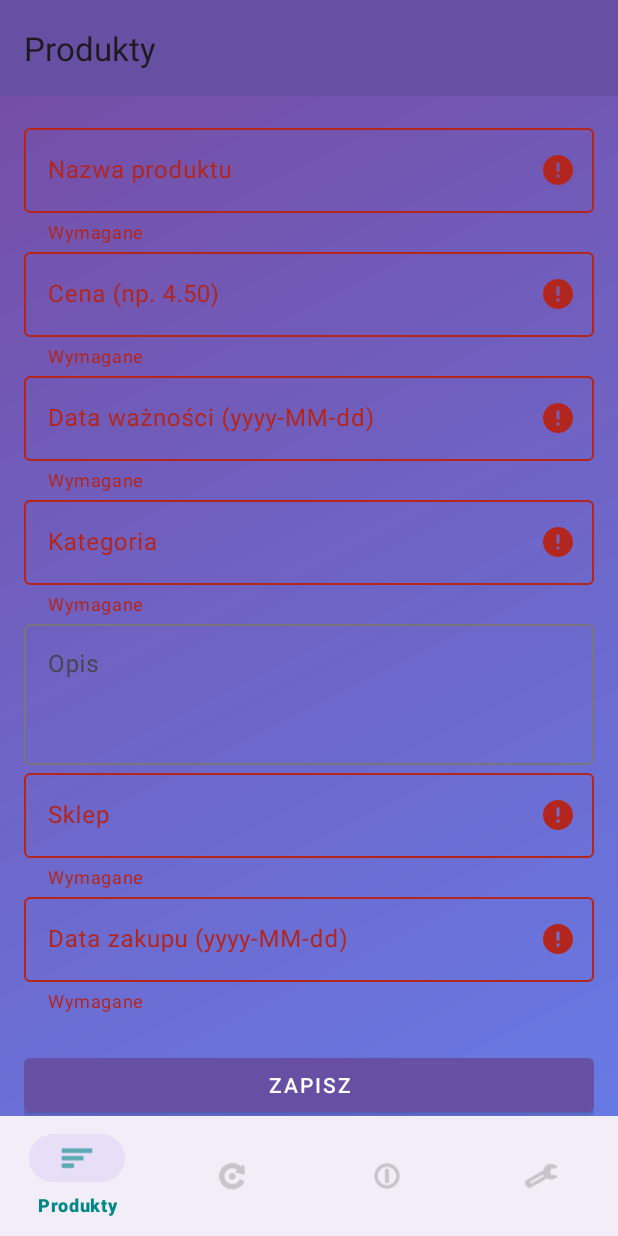
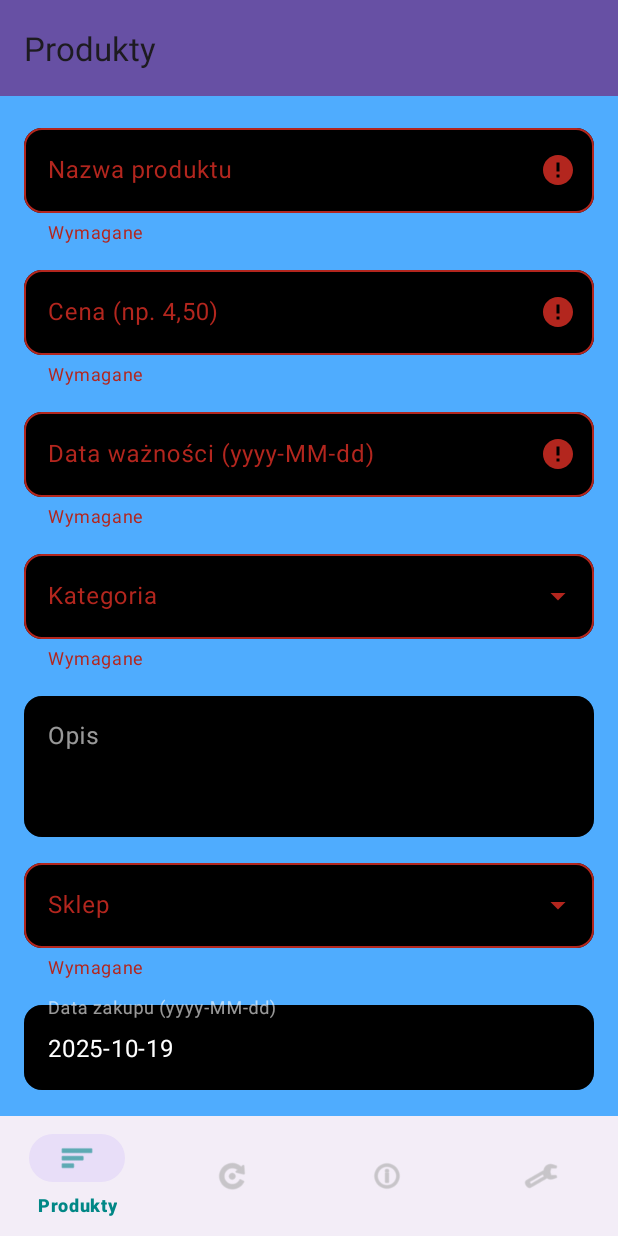
Before and after one commit to Halcik/Asystent_Ekologiczny, an Android app: the fragment AddProductFragment placed in its activity, after a tap on "ZAPISZ", on a phone screen of 412 x 824 dp. Run offline under Robolectric (Android 15) with nearby library versions, the phone set to English and light mode, and no system bars.

Commit message:
Updating graphical aspects of adding app and validation dates

```diff
--- a/app/src/main/java/com/example/asystent_ekologiczny/AddProductFragment.java
+++ b/app/src/main/java/com/example/asystent_ekologiczny/AddProductFragment.java
@@ -5,6 +5,7 @@ import android.os.Bundle;
 import android.view.LayoutInflater;
 import android.view.View;
 import android.view.ViewGroup;
+import android.widget.ArrayAdapter;
 import android.widget.DatePicker;
 import android.widget.Toast;
 
@@ -13,19 +14,26 @@ import androidx.annotation.Nullable;
 import androidx.fragment.app.Fragment;
 
 import com.google.android.material.button.MaterialButton;
+import com.google.android.material.textfield.MaterialAutoCompleteTextView;
 import com.google.android.material.textfield.TextInputEditText;
 import com.google.android.material.textfield.TextInputLayout;
 
 import java.text.ParseException;
 import java.text.SimpleDateFormat;
+import java.util.ArrayList;
 import java.util.Calendar;
+import java.util.Date;
+import java.util.List;
 import java.util.Locale;
 
 public class AddProductFragment extends Fragment {
+    public static final String TAG = "AddProductFragment";
 
-    public static final String TAG = "AddProductFragment";
     private TextInputLayout tilName, tilPrice, tilExpiration, tilCategory, tilDescription, tilStore, tilPurchase;
-    private TextInputEditText etName, etPrice, etExpiration, etCategory, etDescription, etStore, etPurchase;
+    private TextInputEditText etName, etPrice, etExpiration, etDescription, etPurchase;
+    private MaterialAutoCompleteTextView etCategory, etStore;
+    private ArrayAdapter<String> categoryAdapter;
+    private ArrayAdapter<String> storeAdapter;
     private final SimpleDateFormat dateFormat = new SimpleDateFormat("yyyy-MM-dd", Locale.getDefault());
 
     @Nullable
@@ -38,7 +46,7 @@ public class AddProductFragment extends Fragment {
     public void onViewCreated(@NonNull View view, @Nullable Bundle savedInstanceState) {
         super.onViewCreated(view, savedInstanceState);
         dateFormat.setLenient(false);
-
+        // Inicjalizacja layoutów
         tilName = view.findViewById(R.id.til_name);
         tilPrice = view.findViewById(R.id.til_price);
         tilExpiration = view.findViewById(R.id.til_expiration);
@@ -46,7 +54,7 @@ public class AddProductFragment extends Fragment {
         tilDescription = view.findViewById(R.id.til_description);
         tilStore = view.findViewById(R.id.til_store);
         tilPurchase = view.findViewById(R.id.til_purchase);
-
+        // Pola
         etName = view.findViewById(R.id.et_name);
         etPrice = view.findViewById(R.id.et_price);
         etExpiration = view.findViewById(R.id.et_expiration);
@@ -54,6 +62,17 @@ public class AddProductFragment extends Fragment {
         etDescription = view.findViewById(R.id.et_description);
         etStore = view.findViewById(R.id.et_store);
         etPurchase = view.findViewById(R.id.et_purchase);
+
+        // Domyślna data zakupu = dziś
+        etPurchase.setText(dateFormat.format(new Date()));
+
+        ProductDbHelper helper = new ProductDbHelper(requireContext());
+        List<String> categories = new ArrayList<>(helper.getDistinctCategories());
+        List<String> stores = new ArrayList<>(helper.getDistinctStores());
+        categoryAdapter = new ArrayAdapter<>(requireContext(), android.R.layout.simple_list_item_1, categories);
+        storeAdapter = new ArrayAdapter<>(requireContext(), android.R.layout.simple_list_item_1, stores);
+        etCategory.setAdapter(categoryAdapter);
+        etStore.setAdapter(storeAdapter);
 
         View.OnClickListener dateClick = v -> showDatePicker((TextInputEditText) v);
         etExpiration.setOnClickListener(dateClick);
@@ -65,6 +84,13 @@ public class AddProductFragment extends Fragment {
 
     private void showDatePicker(TextInputEditText target) {
         Calendar cal = Calendar.getInstance();
+        try {
+            String current = target.getText() == null ? null : target.getText().toString();
+            if (current != null && current.matches("\\d{4}-\\d{2}-\\d{2}")) {
+                Date parsed = dateFormat.parse(current);
+                if (parsed != null) cal.setTime(parsed);
+            }
+        } catch (ParseException ignored) {}
         DatePickerDialog dialog = new DatePickerDialog(requireContext(), (DatePicker datePicker, int y, int m, int d) -> {
             Calendar picked = Calendar.getInstance();
             picked.set(Calendar.YEAR, y);
@@ -101,16 +127,42 @@ public class AddProductFragment extends Fragment {
         if (!exp.isEmpty() && !isValidDate(exp)) { tilExpiration.setError("Format yyyy-MM-dd"); valid = false; }
         if (!purchase.isEmpty() && !isValidDate(purchase)) { tilPurchase.setError("Format yyyy-MM-dd"); valid = false; }
 
+        if (valid && isValidDate(purchase)) {
+            try {
+                Date pDate = dateFormat.parse(purchase);
+                Date today = stripTime(new Date());
+                if (pDate != null && pDate.after(today)) {
+                    tilPurchase.setError("Nie może być w przyszłości");
+                    valid = false;
+                }
+            } catch (ParseException ignored) {}
+        }
+
         if (!valid) return;
 
         Product p = new Product(name, price, exp, category, description, store, purchase);
         ProductDbHelper helper = new ProductDbHelper(requireContext());
         long id = helper.insertProduct(p);
         if (id > 0) {
+            addIfNew(categoryAdapter, category);
+            addIfNew(storeAdapter, store);
             Toast.makeText(requireContext(), "Zapisano", Toast.LENGTH_SHORT).show();
             requireActivity().getSupportFragmentManager().popBackStack();
         } else {
             Toast.makeText(requireContext(), "Błąd zapisu", Toast.LENGTH_SHORT).show();
+        }
+    }
+
+    private void addIfNew(ArrayAdapter<String> adapter, String value) {
+        if (value == null || value.isEmpty()) return;
+        boolean exists = false;
+        for (int i = 0; i < adapter.getCount(); i++) {
+            if (value.equalsIgnoreCase(adapter.getItem(i))) { exists = true; break; }
+        }
+        if (!exists) {
+            adapter.add(value);
+            adapter.sort(String::compareToIgnoreCase);
+            adapter.notifyDataSetChanged();
         }
     }
 
@@ -119,6 +171,18 @@ public class AddProductFragment extends Fragment {
     }
 
     private String text(TextInputEditText et) { return et.getText() == null ? "" : et.getText().toString().trim(); }
+    private String text(MaterialAutoCompleteTextView et) { return et.getText() == null ? "" : et.getText().toString().trim(); }
+
+    private Date stripTime(Date date) {
+        Calendar cal = Calendar.getInstance();
+        cal.setTime(date);
+        cal.set(Calendar.HOUR_OF_DAY, 0);
+        cal.set(Calendar.MINUTE, 0);
+        cal.set(Calendar.SECOND, 0);
+        cal.set(Calendar.MILLISECOND, 0);
+        return cal.getTime();
+    }
+
     private void clearErrors() {
         tilName.setError(null);
         tilPrice.setError(null);
--- a/app/src/main/java/com/example/asystent_ekologiczny/ProductDbHelper.java
+++ b/app/src/main/java/com/example/asystent_ekologiczny/ProductDbHelper.java
@@ -7,6 +7,7 @@ import android.database.sqlite.SQLiteDatabase;
 import android.database.sqlite.SQLiteOpenHelper;
 
 import java.util.ArrayList;
+import java.util.HashSet;
 import java.util.List;
 
 public class ProductDbHelper extends SQLiteOpenHelper {
@@ -91,4 +92,32 @@ public class ProductDbHelper extends SQLiteOpenHelper {
         }
         return list;
     }
+
+    public List<String> getDistinctCategories() {
+        List<String> list = new ArrayList<>();
+        SQLiteDatabase db = getReadableDatabase();
+        Cursor c = null;
+        try {
+            c = db.query(true, TABLE_PRODUCTS, new String[]{COL_CATEGORY}, COL_CATEGORY + " IS NOT NULL AND " + COL_CATEGORY + " != ''", null, null, null, COL_CATEGORY + " COLLATE NOCASE", null);
+            while (c.moveToNext()) {
+                String val = c.getString(0);
+                if (val != null) list.add(val);
+            }
+        } finally { if (c != null) c.close(); }
+        return list;
+    }
+
+    public List<String> getDistinctStores() {
+        List<String> list = new ArrayList<>();
+        SQLiteDatabase db = getReadableDatabase();
+        Cursor c = null;
+        try {
+            c = db.query(true, TABLE_PRODUCTS, new String[]{COL_STORE}, COL_STORE + " IS NOT NULL AND " + COL_STORE + " != ''", null, null, null, COL_STORE + " COLLATE NOCASE", null);
+            while (c.moveToNext()) {
+                String val = c.getString(0);
+                if (val != null) list.add(val);
+            }
+        } finally { if (c != null) c.close(); }
+        return list;
+    }
 }
--- a/app/src/main/java/com/example/asystent_ekologiczny/ProductsFragment.java
+++ b/app/src/main/java/com/example/asystent_ekologiczny/ProductsFragment.java
@@ -72,7 +72,7 @@ public class ProductsFragment extends Fragment {
         if (listLayout == null) return;
         listLayout.removeAllViews();
         List<Product> products = dbHelper.getAllProducts();
-        int expiringCount = 0;
+        int expiringCount = 0; // liczymy wszystko co ma <=3 dni do końca lub już po terminie
         Date today = stripTime(new Date());
         for (Product p : products) {
             if (p.getExpirationDate() != null && !p.getExpirationDate().isEmpty()) {
@@ -80,7 +80,7 @@ public class ProductsFragment extends Fragment {
                     Date exp = dateFormat.parse(p.getExpirationDate());
                     if (exp != null) {
                         long days = (exp.getTime() - today.getTime()) / (1000L*60*60*24);
-                        if (days >= 0 && days <= 3) expiringCount++;
+                        if (days <= 3) expiringCount++; // zawiera też wartości ujemne (po terminie)
                     }
                 } catch (ParseException ignored) {}
             }
@@ -137,7 +137,7 @@ public class ProductsFragment extends Fragment {
         tvTitle.setTextSize(16);
 
         TextView tvSubtitle = new TextView(requireContext());
-        String formattedPrice = priceFormat.format(p.getPrice()).replace('.', ',') + "zł";
+        String formattedPrice = priceFormat.format(p.getPrice()).replace('.', ',') + " zł"; // poprawiony format
         String subtitle = "Cena: " + formattedPrice;
         if (p.getExpirationDate() != null && !p.getExpirationDate().isEmpty()) subtitle += "  •  Ważność: " + p.getExpirationDate();
         tvSubtitle.setText(subtitle);
--- a/app/src/main/res/layout/activity_main.xml
+++ b/app/src/main/res/layout/activity_main.xml
@@ -1,12 +1,12 @@
 <?xml version="1.0" encoding="utf-8"?>
-<!-- Layout z gradientowym tłem -->
+<!-- Layout główny z jednolitym tłem -->
 <androidx.coordinatorlayout.widget.CoordinatorLayout xmlns:android="http://schemas.android.com/apk/res/android"
     xmlns:app="http://schemas.android.com/apk/res-auto"
     xmlns:tools="http://schemas.android.com/tools"
     android:id="@+id/main"
     android:layout_width="match_parent"
     android:layout_height="match_parent"
-    android:background="@drawable/bg_gradient"
+    android:background="@color/solid_blue"
     tools:context=".MainActivity">
 
     <com.google.android.material.appbar.MaterialToolbar
--- a/app/src/main/res/layout/fragment_add_product.xml
+++ b/app/src/main/res/layout/fragment_add_product.xml
@@ -12,22 +12,27 @@
 
         <com.google.android.material.textfield.TextInputLayout
             android:id="@+id/til_name"
+            style="@style/AppTextInputBase"
             android:layout_width="match_parent"
             android:layout_height="wrap_content"
             android:hint="Nazwa produktu">
             <com.google.android.material.textfield.TextInputEditText
                 android:id="@+id/et_name"
+                style="@style/AppTextInputEditText"
                 android:layout_width="match_parent"
                 android:layout_height="wrap_content" />
         </com.google.android.material.textfield.TextInputLayout>
 
         <com.google.android.material.textfield.TextInputLayout
             android:id="@+id/til_price"
+            style="@style/AppTextInputBase"
             android:layout_width="match_parent"
             android:layout_height="wrap_content"
-            android:hint="Cena (np. 4.50)">
+            android:layout_marginTop="12dp"
+            android:hint="Cena (np. 4,50)">
             <com.google.android.material.textfield.TextInputEditText
                 android:id="@+id/et_price"
+                style="@style/AppTextInputEditText"
                 android:inputType="numberDecimal"
                 android:layout_width="match_parent"
                 android:layout_height="wrap_content" />
@@ -35,11 +40,14 @@
 
         <com.google.android.material.textfield.TextInputLayout
             android:id="@+id/til_expiration"
+            style="@style/AppTextInputBase"
             android:layout_width="match_parent"
             android:layout_height="wrap_content"
+            android:layout_marginTop="12dp"
             android:hint="Data ważności (yyyy-MM-dd)">
             <com.google.android.material.textfield.TextInputEditText
                 android:id="@+id/et_expiration"
+                style="@style/AppTextInputEditText"
                 android:focusable="false"
                 android:clickable="true"
                 android:layout_width="match_parent"
@@ -48,22 +56,31 @@
 
         <com.google.android.material.textfield.TextInputLayout
             android:id="@+id/til_category"
+            style="@style/AppTextInputDropdown"
             android:layout_width="match_parent"
             android:layout_height="wrap_content"
-            android:hint="Kategoria">
-            <com.google.android.material.textfield.TextInputEditText
+            android:layout_marginTop="12dp"
+            android:hint="Kategoria"
+            app:endIconMode="dropdown_menu">
+            <com.google.android.material.textfield.MaterialAutoCompleteTextView
                 android:id="@+id/et_category"
                 android:layout_width="match_parent"
-                android:layout_height="wrap_content" />
+                android:layout_height="wrap_content"
+                android:inputType="text"
+                android:textColor="@android:color/white"
+                android:textColorHint="#99FFFFFF" />
         </com.google.android.material.textfield.TextInputLayout>
 
         <com.google.android.material.textfield.TextInputLayout
             android:id="@+id/til_description"
+            style="@style/AppTextInputBase"
             android:layout_width="match_parent"
             android:layout_height="wrap_content"
+            android:layout_marginTop="12dp"
             android:hint="Opis">
             <com.google.android.material.textfield.TextInputEditText
                 android:id="@+id/et_description"
+                style="@style/AppTextInputEditText"
                 android:layout_width="match_parent"
                 android:layout_height="wrap_content"
                 android:lines="3"
@@ -73,22 +90,31 @@
 
         <com.google.android.material.textfield.TextInputLayout
             android:id="@+id/til_store"
+            style="@style/AppTextInputDropdown"
             android:layout_width="match_parent"
             android:layout_height="wrap_content"
-            android:hint="Sklep">
-            <com.google.android.material.textfield.TextInputEditText
+            android:layout_marginTop="12dp"
+            android:hint="Sklep"
+            app:endIconMode="dropdown_menu">
+            <com.google.android.material.textfield.MaterialAutoCompleteTextView
                 android:id="@+id/et_store"
                 android:layout_width="match_parent"
-                android:layout_height="wrap_content" />
+                android:layout_height="wrap_content"
+                android:inputType="text"
+                android:textColor="@android:color/white"
+                android:textColorHint="#99FFFFFF" />
         </com.google.android.material.textfield.TextInputLayout>
 
         <com.google.android.material.textfield.TextInputLayout
             android:id="@+id/til_purchase"
+            style="@style/AppTextInputBase"
             android:layout_width="match_parent"
             android:layout_height="wrap_content"
+            android:layout_marginTop="12dp"
             android:hint="Data zakupu (yyyy-MM-dd)">
             <com.google.android.material.textfield.TextInputEditText
                 android:id="@+id/et_purchase"
+                style="@style/AppTextInputEditText"
                 android:focusable="false"
                 android:clickable="true"
                 android:layout_width="match_parent"
--- a/app/src/main/res/values/colors.xml
+++ b/app/src/main/res/values/colors.xml
@@ -9,4 +9,6 @@
     <color name="card_border_danger">#dc3545</color>
     <color name="card_border_warning">#ffc107</color>
     <color name="card_border_success">#28a745</color>
+    <!-- Jednolity błękitny kolor tła -->
+    <color name="solid_blue">#4FACFE</color>
 </resources>
--- /dev/null
+++ b/app/src/main/res/values/styles.xml
@@ -0,0 +1,38 @@
+<?xml version="1.0" encoding="utf-8"?>
+<resources>
+    <!-- Zaokrąglone czarne pola z białą ramką -->
+    <style name="AppTextInputBase" parent="Widget.Material3.TextInputLayout.OutlinedBox">
+        <item name="boxBackgroundColor">@android:color/black</item>
+        <item name="boxStrokeColor">@android:color/white</item>
+        <item name="boxStrokeWidth">1dp</item>
+        <item name="boxStrokeWidthFocused">2dp</item>
+        <item name="hintTextColor">#99FFFFFF</item>
+        <item name="android:textColorHint">#99FFFFFF</item>
+        <item name="android:textColor">@android:color/white</item>
+        <item name="shapeAppearance">@style/AppTextInputShape</item>
+        <item name="shapeAppearanceOverlay">@style/AppTextInputShape</item>
+    </style>
+
+    <style name="AppTextInputDropdown" parent="Widget.Material3.TextInputLayout.OutlinedBox.ExposedDropdownMenu">
+        <item name="boxBackgroundColor">@android:color/black</item>
+        <item name="boxStrokeColor">@android:color/white</item>
+        <item name="boxStrokeWidth">1dp</item>
+        <item name="boxStrokeWidthFocused">2dp</item>
+        <item name="hintTextColor">#99FFFFFF</item>
+        <item name="android:textColorHint">#99FFFFFF</item>
+        <item name="android:textColor">@android:color/white</item>
+        <item name="shapeAppearance">@style/AppTextInputShape</item>
+        <item name="shapeAppearanceOverlay">@style/AppTextInputShape</item>
+    </style>
+
+    <style name="AppTextInputShape" parent="ShapeAppearance.Material3.Corner.Medium">
+        <item name="cornerFamily">rounded</item>
+        <item name="cornerSize">12dp</item>
+    </style>
+
+    <!-- Styl tekstu wewnątrz pól (opcjonalny) -->
+    <style name="AppTextInputEditText" parent="Widget.Material3.TextInputEditText.OutlinedBox">
+        <item name="android:textColor">@android:color/white</item>
+        <item name="android:textColorHint">#99FFFFFF</item>
+    </style>
+</resources>
```
